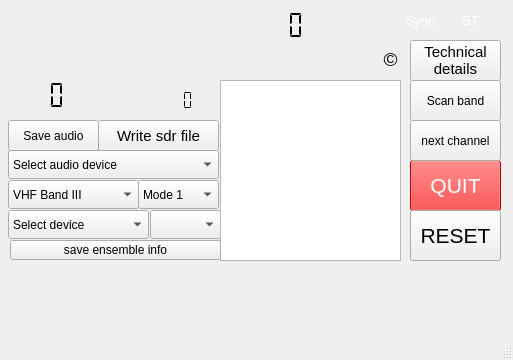
Before: the Qt Designer form forms/dabradio.ui in JvanKatwijk/qt-dab, drawn with Qt 5.
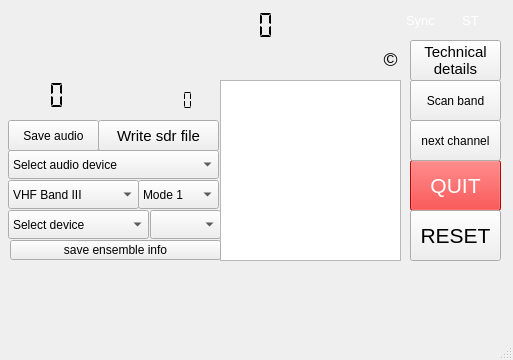
After: the same form once the commit is applied.

Patch:
```diff
--- a/forms/dabradio.ui
+++ b/forms/dabradio.ui
@@ -307,7 +307,7 @@
      <rect>
       <x>190</x>
       <y>50</y>
-      <width>141</width>
+      <width>171</width>
       <height>20</height>
      </rect>
     </property>
@@ -407,7 +407,7 @@
    <widget class="QLCDNumber" name="ensembleId">
     <property name="geometry">
      <rect>
-      <x>240</x>
+      <x>210</x>
       <y>10</y>
       <width>71</width>
       <height>31</height>
@@ -434,7 +434,7 @@
      <rect>
       <x>20</x>
       <y>10</y>
-      <width>191</width>
+      <width>171</width>
       <height>31</height>
      </rect>
     </property>
```
